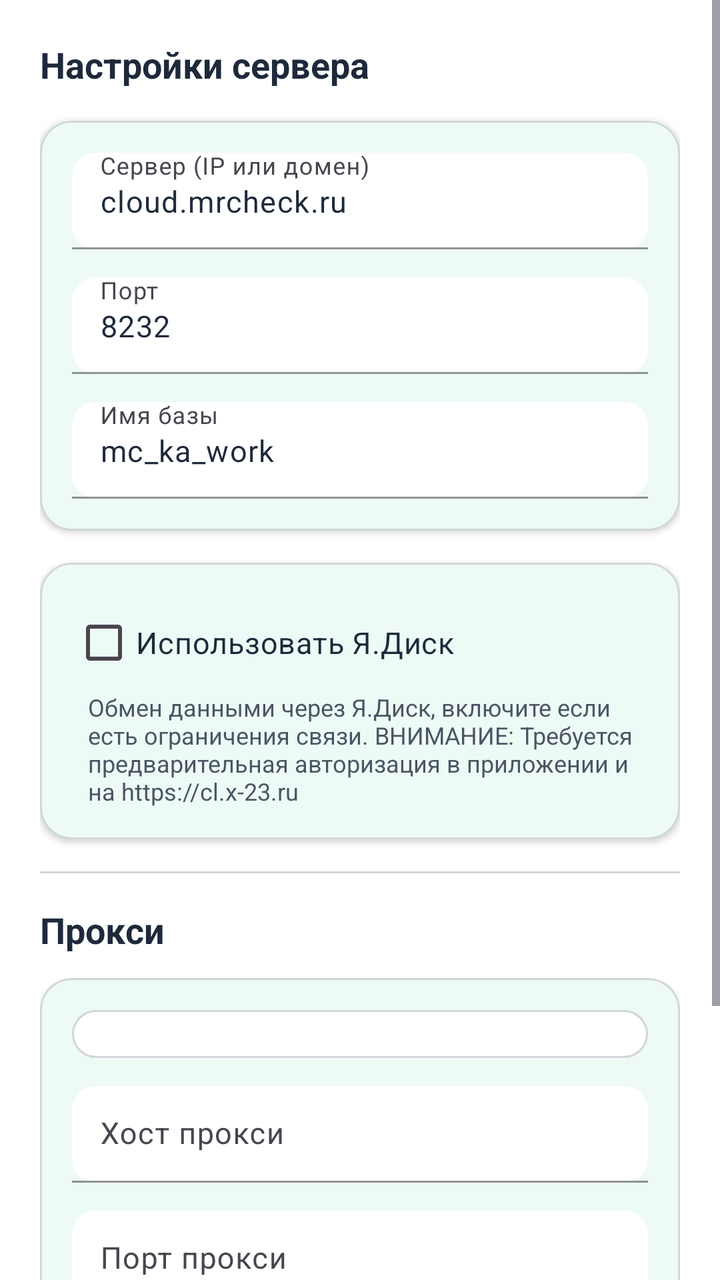
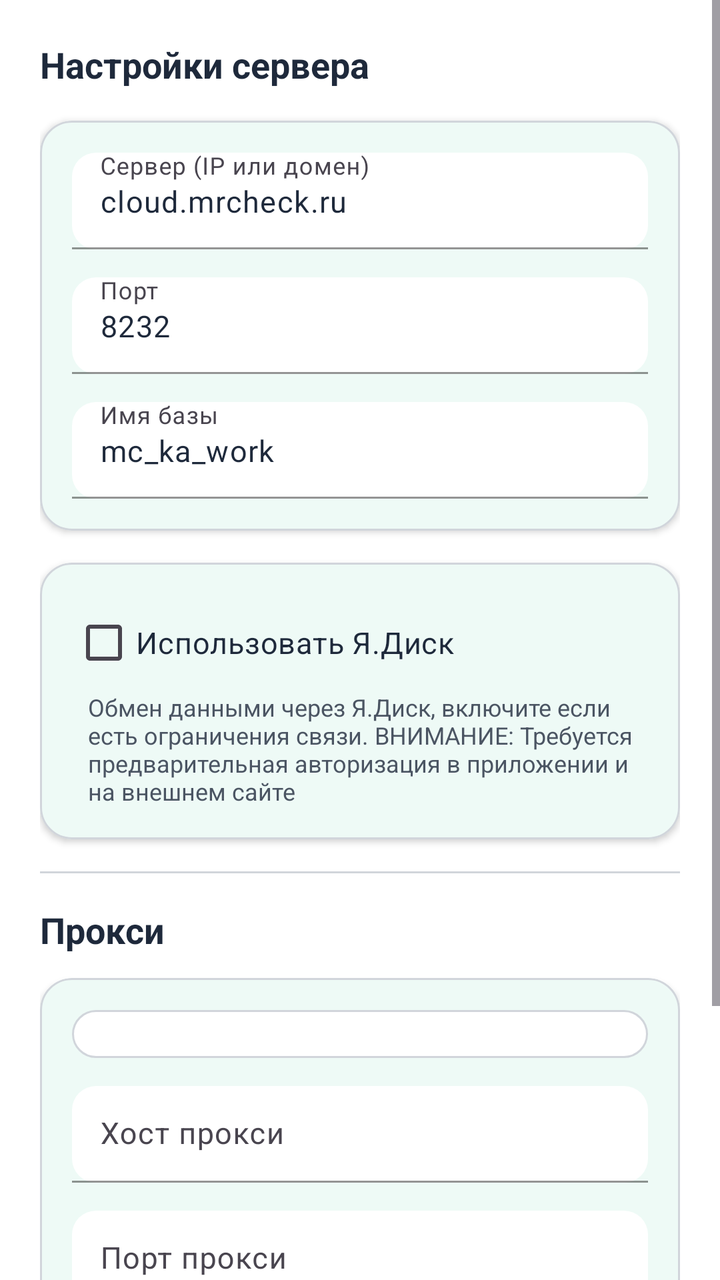

Screens rendered from an Android XML layout before and after an edit, with the pre-edit source and the edit as a unified diff.
<!-- AndroidManifest.xml: application theme Theme.MrCWarehouse -->
<!-- res/layout/dialog_server_settings.xml -->
<?xml version="1.0" encoding="utf-8"?>
<ScrollView xmlns:android="http://schemas.android.com/apk/res/android"
    xmlns:app="http://schemas.android.com/apk/res-auto"
    android:layout_width="match_parent"
    android:layout_height="wrap_content"
    android:background="@color/bg_card">

    <LinearLayout
        android:layout_width="match_parent"
        android:layout_height="wrap_content"
        android:orientation="vertical"
        android:padding="20dp">

        <TextView
            android:layout_width="wrap_content"
            android:layout_height="wrap_content"
            android:text="Настройки сервера"
            android:textColor="@color/text_primary"
            android:textSize="18sp"
            android:textStyle="bold" />

        <com.google.android.material.card.MaterialCardView
            android:layout_width="match_parent"
            android:layout_height="wrap_content"
            android:layout_marginTop="16dp"
            app:cardBackgroundColor="@color/bg_card"
            app:cardCornerRadius="16dp"
            app:cardElevation="2dp"
            app:strokeColor="@color/divider"
            app:strokeWidth="1dp">

            <LinearLayout
                android:layout_width="match_parent"
                android:layout_height="wrap_content"
                android:orientation="vertical"
                android:padding="16dp">

                <com.google.android.material.textfield.TextInputLayout
                    android:layout_width="match_parent"
                    android:layout_height="wrap_content"
                    android:hint="Сервер (IP или домен)"
                    app:boxBackgroundColor="@color/bg_input"
                    app:boxBackgroundMode="filled"
                    app:boxCornerRadiusBottomEnd="12dp"
                    app:boxCornerRadiusBottomStart="12dp"
                    app:boxCornerRadiusTopEnd="12dp"
                    app:boxCornerRadiusTopStart="12dp"
                    app:boxStrokeColor="@color/input_stroke"
                    app:hintTextColor="@color/text_hint">

                    <com.google.android.material.textfield.TextInputEditText
                        android:id="@+id/etServerHost"
                        android:layout_width="match_parent"
                        android:layout_height="wrap_content"
                        android:inputType="textUri"
                        android:padding="14dp"
                        android:text="cloud.mrcheck.ru"
                        android:textColor="@color/text_primary"
                        android:textColorHint="@color/text_hint"
                        android:textSize="15sp" />
                </com.google.android.material.textfield.TextInputLayout>

                <com.google.android.material.textfield.TextInputLayout
                    android:layout_width="match_parent"
                    android:layout_height="wrap_content"
                    android:layout_marginTop="14dp"
                    android:hint="Порт"
                    app:boxBackgroundColor="@color/bg_input"
                    app:boxBackgroundMode="filled"
                    app:boxCornerRadiusBottomEnd="12dp"
                    app:boxCornerRadiusBottomStart="12dp"
                    app:boxCornerRadiusTopEnd="12dp"
                    app:boxCornerRadiusTopStart="12dp"
                    app:boxStrokeColor="@color/input_stroke"
                    app:hintTextColor="@color/text_hint">

                    <com.google.android.material.textfield.TextInputEditText
                        android:id="@+id/etServerPort"
                        android:layout_width="match_parent"
                        android:layout_height="wrap_content"
                        android:inputType="number"
                        android:padding="14dp"
                        android:text="8232"
                        android:textColor="@color/text_primary"
                        android:textColorHint="@color/text_hint"
                        android:textSize="15sp" />
                </com.google.android.material.textfield.TextInputLayout>

                <com.google.android.material.textfield.TextInputLayout
                    android:layout_width="match_parent"
                    android:layout_height="wrap_content"
                    android:layout_marginTop="14dp"
                    android:hint="Имя базы"
                    app:boxBackgroundColor="@color/bg_input"
                    app:boxBackgroundMode="filled"
                    app:boxCornerRadiusBottomEnd="12dp"
                    app:boxCornerRadiusBottomStart="12dp"
                    app:boxCornerRadiusTopEnd="12dp"
                    app:boxCornerRadiusTopStart="12dp"
                    app:boxStrokeColor="@color/input_stroke"
                    app:hintTextColor="@color/text_hint">

                    <com.google.android.material.textfield.TextInputEditText
                        android:id="@+id/etDbName"
                        android:layout_width="match_parent"
                        android:layout_height="wrap_content"
                        android:inputType="text"
                        android:padding="14dp"
                        android:text="mc_ka_work"
                        android:textColor="@color/text_primary"
                        android:textColorHint="@color/text_hint"
                        android:textSize="15sp" />
                </com.google.android.material.textfield.TextInputLayout>
            </LinearLayout>
        </com.google.android.material.card.MaterialCardView>

        <com.google.android.material.card.MaterialCardView
            android:layout_width="match_parent"
            android:layout_height="wrap_content"
            android:layout_marginTop="16dp"
            app:cardBackgroundColor="@color/bg_card"
            app:cardCornerRadius="16dp"
            app:cardElevation="2dp"
            app:strokeColor="@color/divider"
            app:strokeWidth="1dp">

            <LinearLayout
                android:layout_width="match_parent"
                android:layout_height="wrap_content"
                android:orientation="vertical"
                android:padding="16dp">

                <CheckBox
                    android:id="@+id/cbUseYDisk"
                    android:layout_width="match_parent"
                    android:layout_height="wrap_content"
                    android:text="Использовать Я.Диск"
                    android:textColor="@color/text_primary"
                    android:textSize="15sp" />

                <TextView
                    android:layout_width="wrap_content"
                    android:layout_height="wrap_content"
                    android:layout_marginStart="8dp"
                    android:text="Обмен данными через Я.Диск, включите если есть ограничения связи. ВНИМАНИЕ: Требуется предварительная авторизация в приложении и на https://cl.x-23.ru"
                    android:textColor="@color/text_hint"
                    android:textSize="12sp" />

            </LinearLayout>
        </com.google.android.material.card.MaterialCardView>

        
        <View
            android:layout_width="match_parent"
            android:layout_height="1dp"
            android:layout_marginVertical="16dp"
            android:background="@color/divider" />

        <TextView
            android:layout_width="wrap_content"
            android:layout_height="wrap_content"
            android:text="Прокси"
            android:textColor="@color/text_primary"
            android:textSize="18sp"
            android:textStyle="bold" />

        <com.google.android.material.card.MaterialCardView
            android:layout_width="match_parent"
            android:layout_height="wrap_content"
            android:layout_marginTop="12dp"
            app:cardBackgroundColor="@color/bg_card"
            app:cardCornerRadius="16dp"
            app:cardElevation="2dp"
            app:strokeColor="@color/divider"
            app:strokeWidth="1dp">

            <LinearLayout
                android:layout_width="match_parent"
                android:layout_height="wrap_content"
                android:orientation="vertical"
                android:padding="16dp">

                
                <Spinner
                    android:id="@+id/spinnerProxyType"
                    android:layout_width="match_parent"
                    android:layout_height="wrap_content"
                    android:background="@drawable/input_bg"
                    android:padding="12dp" />

                <com.google.android.material.textfield.TextInputLayout
                    android:layout_width="match_parent"
                    android:layout_height="wrap_content"
                    android:layout_marginTop="14dp"
                    android:hint="Хост прокси"
                    app:boxBackgroundColor="@color/bg_input"
                    app:boxBackgroundMode="filled"
                    app:boxCornerRadiusBottomEnd="12dp"
                    app:boxCornerRadiusBottomStart="12dp"
                    app:boxCornerRadiusTopEnd="12dp"
                    app:boxCornerRadiusTopStart="12dp"
                    app:boxStrokeColor="@color/input_stroke"
                    app:hintTextColor="@color/text_hint">

                    <com.google.android.material.textfield.TextInputEditText
                        android:id="@+id/etProxyHost"
                        android:layout_width="match_parent"
                        android:layout_height="wrap_content"
                        android:inputType="textUri"
                        android:padding="14dp"
                        android:textColor="@color/text_primary"
                        android:textColorHint="@color/text_hint"
                        android:textSize="15sp" />
                </com.google.android.material.textfield.TextInputLayout>

                <com.google.android.material.textfield.TextInputLayout
                    android:layout_width="match_parent"
                    android:layout_height="wrap_content"
                    android:layout_marginTop="14dp"
                    android:hint="Порт прокси"
                    app:boxBackgroundColor="@color/bg_input"
                    app:boxBackgroundMode="filled"
                    app:boxCornerRadiusBottomEnd="12dp"
                    app:boxCornerRadiusBottomStart="12dp"
                    app:boxCornerRadiusTopEnd="12dp"
                    app:boxCornerRadiusTopStart="12dp"
                    app:boxStrokeColor="@color/input_stroke"
                    app:hintTextColor="@color/text_hint">

                    <com.google.android.material.textfield.TextInputEditText
                        android:id="@+id/etProxyPort"
                        android:layout_width="match_parent"
                        android:layout_height="wrap_content"
                        android:inputType="number"
                        android:padding="14dp"
                        android:textColor="@color/text_primary"
                        android:textColorHint="@color/text_hint"
                        android:textSize="15sp" />
                </com.google.android.material.textfield.TextInputLayout>

                <com.google.android.material.textfield.TextInputLayout
                    android:layout_width="match_parent"
                    android:layout_height="wrap_content"
                    android:layout_marginTop="14dp"
                    android:hint="Логин прокси (опционально)"
                    app:boxBackgroundColor="@color/bg_input"
                    app:boxBackgroundMode="filled"
                    app:boxCornerRadiusBottomEnd="12dp"
                    app:boxCornerRadiusBottomStart="12dp"
                    app:boxCornerRadiusTopEnd="12dp"
                    app:boxCornerRadiusTopStart="12dp"
                    app:boxStrokeColor="@color/input_stroke"
                    app:hintTextColor="@color/text_hint">

                    <com.google.android.material.textfield.TextInputEditText
                        android:id="@+id/etProxyUser"
                        android:layout_width="match_parent"
                        android:layout_height="wrap_content"
                        android:inputType="text"
                        android:padding="14dp"
                        android:textColor="@color/text_primary"
                        android:textColorHint="@color/text_hint"
                        android:textSize="15sp" />
                </com.google.android.material.textfield.TextInputLayout>

                <com.google.android.material.textfield.TextInputLayout
                    android:layout_width="match_parent"
                    android:layout_height="wrap_content"
                    android:layout_marginTop="14dp"
                    android:hint="Пароль прокси (опционально)"
                    app:boxBackgroundColor="@color/bg_input"
                    app:boxBackgroundMode="filled"
                    app:boxCornerRadiusBottomEnd="12dp"
                    app:boxCornerRadiusBottomStart="12dp"
                    app:boxCornerRadiusTopEnd="12dp"
                    app:boxCornerRadiusTopStart="12dp"
                    app:boxStrokeColor="@color/input_stroke"
                    app:hintTextColor="@color/text_hint"
                    app:passwordToggleEnabled="true">

                    <com.google.android.material.textfield.TextInputEditText
                        android:id="@+id/etProxyPassword"
                        android:layout_width="match_parent"
                        android:layout_height="wrap_content"
                        android:inputType="textPassword"
                        android:padding="14dp"
                        android:textColor="@color/text_primary"
                        android:textColorHint="@color/text_hint"
                        android:textSize="15sp" />
                </com.google.android.material.textfield.TextInputLayout>

            </LinearLayout>
        </com.google.android.material.card.MaterialCardView>

    </LinearLayout>
</ScrollView>
<!-- resources referenced by this layout -->
<resources>
  <color name="bg_card">#FFFFFF</color>
  <color name="bg_input">#FFFFFF</color>
  <color name="divider">#D1D5DB</color>
  <color name="input_stroke">#9CA3AF</color>
  <color name="text_hint">#4B5563</color>
  <color name="text_primary">#1E293B</color>
  <!-- drawable input_bg (drawable) -->
  <?xml version="1.0" encoding="utf-8"?>
  <shape xmlns:android="http://schemas.android.com/apk/res/android"
      android:shape="rectangle">
      <solid android:color="@color/white" />
      <stroke
          android:width="1dp"
          android:color="@color/divider" />
      <corners android:radius="12dp" />
  </shape>
  <style name="Theme.MrCWarehouse" parent="Theme.Material3.Light.NoActionBar">
          <item name="colorPrimary">@color/primary</item>
          <item name="colorPrimaryDark">@color/primary_dark</item>
          <item name="colorAccent">@color/primary</item>
          <item name="colorOnPrimary">@color/text_on_primary</item>
          <item name="colorSecondary">@color/secondary</item>
          <item name="colorOnSecondary">@color/white</item>
          <item name="colorSurface">@color/bg_card</item>
          <item name="colorOnSurface">@color/text_primary</item>
          <item name="android:statusBarColor">@color/primary_dark</item>
          <item name="android:navigationBarColor">@color/primary</item>
          <item name="android:windowBackground">@color/bg_main</item>
          <item name="materialCardViewStyle">@style/CardView.Solid</item>
      </style>
  <color name="white">#FFFFFF</color>
  <color name="primary">#10B981</color>
  <color name="primary_dark">#059669</color>
  <color name="text_on_primary">#FFFFFF</color>
  <color name="secondary">#059669</color>
  <color name="bg_main">#F5F7FA</color>
  <style name="CardView.Solid" parent="Widget.Material3.CardView.Filled">
          <item name="cardElevation">2dp</item>
          <item name="cardCornerRadius">16dp</item>
          <item name="cardBackgroundColor">@color/bg_card</item>
          <item name="strokeColor">@android:color/transparent</item>
          <item name="strokeWidth">0dp</item>
      </style>
</resources>

<!-- the commit's change to res/layout/dialog_server_settings.xml (unified diff, before → after) -->
@@ -142,7 +142,7 @@
                     android:layout_width="wrap_content"
                     android:layout_height="wrap_content"
                     android:layout_marginStart="8dp"
-                    android:text="Обмен данными через Я.Диск, включите если есть ограничения связи. ВНИМАНИЕ: Требуется предварительная авторизация в приложении и на https://cl.x-23.ru"
+                    android:text="Обмен данными через Я.Диск, включите если есть ограничения связи. ВНИМАНИЕ: Требуется предварительная авторизация в приложении и на внешнем сайте"
                     android:textColor="@color/text_hint"
                     android:textSize="12sp" />
 
